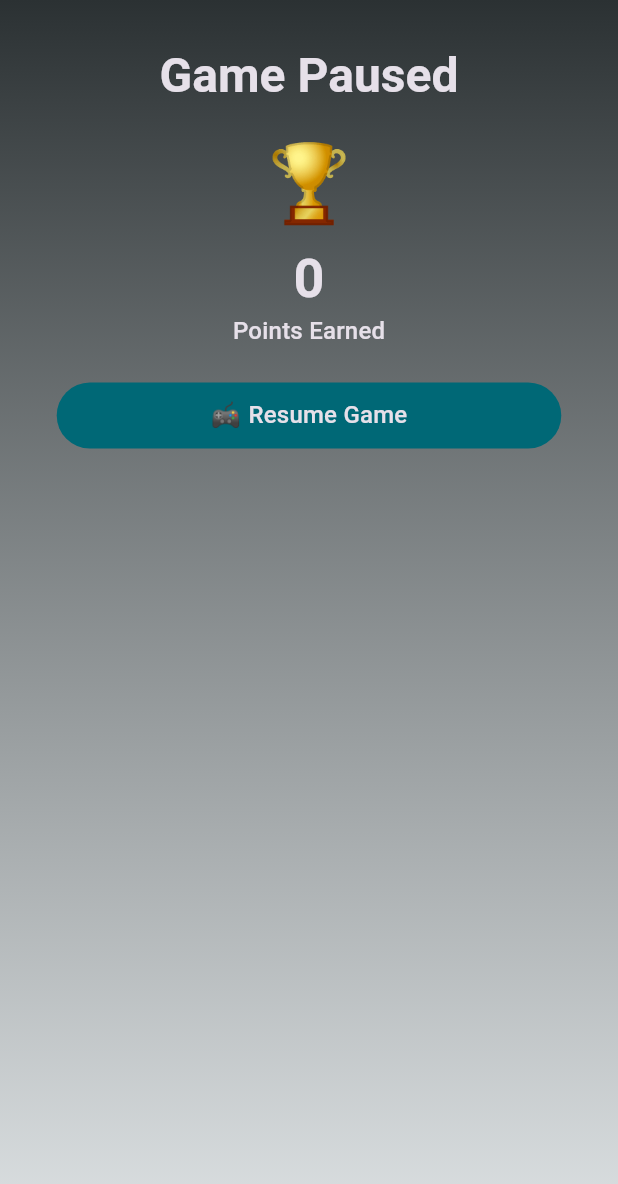
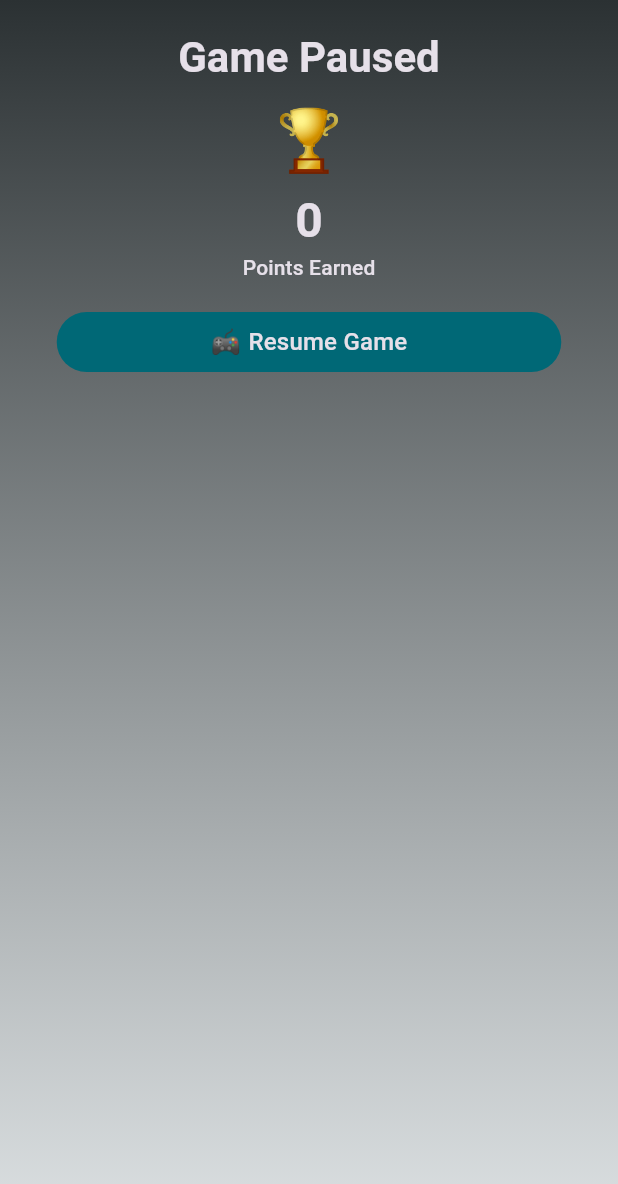
Before and after one commit to chingalo-family/snake-app, a Flutter app: the GameConfirmationModal widget shown alone on an empty page, opened directly with empty values, on a phone screen of 412 x 824 dp. Shown: the top 1184 px of the screen. Run offline on Flutter 3.47's test engine with Material 3 defaults, Android fonts, the phone set to English and light mode, and no system bars; our stand-ins replace audioplayers, flutter_svg, fluttertoast, shared_preferences, sqflite; missing offline and left inert: haptic_feedback, install_plugin, mailer; accounts and stored records are empty.

Commit message:
Fix game over modal overflow and add SafeArea to gameplay screen
- Make modal scrollable with SingleChildScrollView to prevent content overflow
- Reduce spacing and font sizes for more compact layout
- Increase modal height ratios (pause: 0.40, game over: 0.60)
- Add SafeArea wrapper to GamePlay screen to avoid notch/system UI overlap
- Shorten stat labels (Food Collected -> Food, etc.) for better fit

Co-authored-by: chingalo <4928914+chingalo@users.noreply.github.com>

```diff
--- a/lib/modules/game/components/game_confirmation_modal.dart
+++ b/lib/modules/game/components/game_confirmation_modal.dart
@@ -74,7 +74,7 @@ class GameConfirmationModal extends StatelessWidget {
   Widget build(BuildContext context) {
     Size size = MediaQuery.of(context).size;
     return Container(
-      padding: const EdgeInsets.all(20.0),
+      padding: const EdgeInsets.symmetric(horizontal: 20.0, vertical: 16.0),
       alignment: Alignment.topCenter,
       decoration: BoxDecoration(
         gradient: LinearGradient(
@@ -95,42 +95,43 @@ class GameConfirmationModal extends StatelessWidget {
           int foodCollected = snakeState.foodCollected;
           int highestCombo = snakeState.highestCombo;
 
-          return Column(
+          return SingleChildScrollView(
+            child: Column(
               mainAxisSize: MainAxisSize.min,
               children: [
                 Container(
-                margin: const EdgeInsets.only(top: 10.0),
+                  margin: const EdgeInsets.only(top: 4.0),
                   child: Text(
                     isGameOver ? 'Game Over' : 'Game Paused',
-                  style: Theme.of(context).textTheme.headlineLarge?.copyWith(
+                    style: Theme.of(context).textTheme.headlineMedium?.copyWith(
                           fontWeight: FontWeight.bold,
                         ),
                   ),
                 ),
-              const SizedBox(height: 20.0),
+                const SizedBox(height: 12.0),
                 Text(
                   IconReference.trophy,
                   style: Theme.of(
                     context,
-                ).textTheme.titleLarge?.copyWith(fontSize: 50.0),
+                  ).textTheme.titleLarge?.copyWith(fontSize: 40.0),
                 ),
-              const SizedBox(height: 10.0),
+                const SizedBox(height: 8.0),
                 Text(
                   '${snakeState.score}',
                   style: Theme.of(context).textTheme.titleLarge?.copyWith(
-                      fontSize: 36,
+                        fontSize: 32,
                         fontWeight: FontWeight.bold,
                       ),
                 ),
                 Text(
                   'Points Earned',
-                style: Theme.of(context).textTheme.titleMedium,
+                  style: Theme.of(context).textTheme.titleSmall,
                 ),
                 if (isGameOver) ...[
-                const SizedBox(height: 20.0),
-                // Game stats
+                  const SizedBox(height: 12.0),
+                  // Game stats - more compact
                   Container(
-                  padding: const EdgeInsets.all(16.0),
+                    padding: const EdgeInsets.all(12.0),
                     decoration: BoxDecoration(
                       color: Theme.of(context)
                           .colorScheme
@@ -142,26 +143,26 @@ class GameConfirmationModal extends StatelessWidget {
                       children: [
                         _StatRow(
                           icon: '🍎',
-                        label: 'Food Collected',
+                          label: 'Food',
                           value: foodCollected.toString(),
                         ),
-                      const SizedBox(height: 8),
+                        const SizedBox(height: 6),
                         _StatRow(
                           icon: '🔥',
-                        label: 'Highest Combo',
+                          label: 'Best Combo',
                           value: 'x$highestCombo',
                         ),
-                      const SizedBox(height: 8),
+                        const SizedBox(height: 6),
                         _StatRow(
                           icon: '📏',
-                        label: 'Snake Length',
+                          label: 'Length',
                           value: snakeState.snake.length.toString(),
                         ),
                       ],
                     ),
                   ),
                 ],
-              const SizedBox(height: 20.0),
+                const SizedBox(height: 16.0),
                 FilledButton(
                   onPressed: () {
                     Navigator.of(context).pop();
@@ -173,7 +174,7 @@ class GameConfirmationModal extends StatelessWidget {
                   },
                   child: Container(
                     alignment: Alignment.center,
-                  margin: const EdgeInsets.symmetric(vertical: 10.0),
+                    padding: const EdgeInsets.symmetric(vertical: 8.0),
                     width: size.width * 0.70,
                     child: Row(
                       mainAxisSize: MainAxisSize.min,
@@ -193,14 +194,14 @@ class GameConfirmationModal extends StatelessWidget {
                     ),
                   ),
                 ),
-              const SizedBox(height: 10.0),
+                const SizedBox(height: 8.0),
                 Visibility(
                   visible: isGameOver,
                   child: OutlinedButton(
                     onPressed: () => _onDirectToLeaderboard(context),
                     child: Container(
                       alignment: Alignment.center,
-                    margin: const EdgeInsets.symmetric(vertical: 10.0),
+                      padding: const EdgeInsets.symmetric(vertical: 8.0),
                       width: size.width * 0.70,
                       child: Row(
                         mainAxisSize: MainAxisSize.min,
@@ -221,7 +222,9 @@ class GameConfirmationModal extends StatelessWidget {
                     ),
                   ),
                 ),
+                const SizedBox(height: 8.0),
               ],
+            ),
           );
         },
       ),
--- a/lib/modules/game/components/game_play_container.dart
+++ b/lib/modules/game/components/game_play_container.dart
@@ -62,8 +62,8 @@ class _GamePlayContainerState extends State<GamePlayContainer> {
             AppModalUtil.showActionSheetModal(
               context: context,
               topBorderRadius: 20,
-              initialHeightRatio: 0.65,
-              maxHeightRatio: 0.50,
+              initialHeightRatio: 0.40,
+              maxHeightRatio: 0.60,
               actionSheetContainer: GameConfirmationModal(
                 topBorderRadius: 20,
                 gamePanelHeight: widget.gamePanelHeight,
@@ -81,8 +81,8 @@ class _GamePlayContainerState extends State<GamePlayContainer> {
             AppModalUtil.showActionSheetModal(
               context: context,
               topBorderRadius: 20,
-              initialHeightRatio: 0.50,
-              maxHeightRatio: 0.65,
+              initialHeightRatio: 0.60,
+              maxHeightRatio: 0.75,
               actionSheetContainer: GameConfirmationModal(
                 topBorderRadius: 20,
                 gamePanelHeight: widget.gamePanelHeight,
--- a/lib/modules/game/pages/game_play.dart
+++ b/lib/modules/game/pages/game_play.dart
@@ -16,6 +16,7 @@ class GamePlay extends StatelessWidget {
             .toDouble();
         return PopScope(
           canPop: false,
+          child: SafeArea(
             child: Scaffold(
               appBar: AppBarContainer(),
               body: Scaffold(
@@ -26,6 +27,7 @@ class GamePlay extends StatelessWidget {
                 body: GamePlayContainer(gamePanelHeight: gamePanelHeight),
               ),
             ),
+          ),
         );
       },
     );
```
Lines whose indentation alone changed are shown as unchanged.
